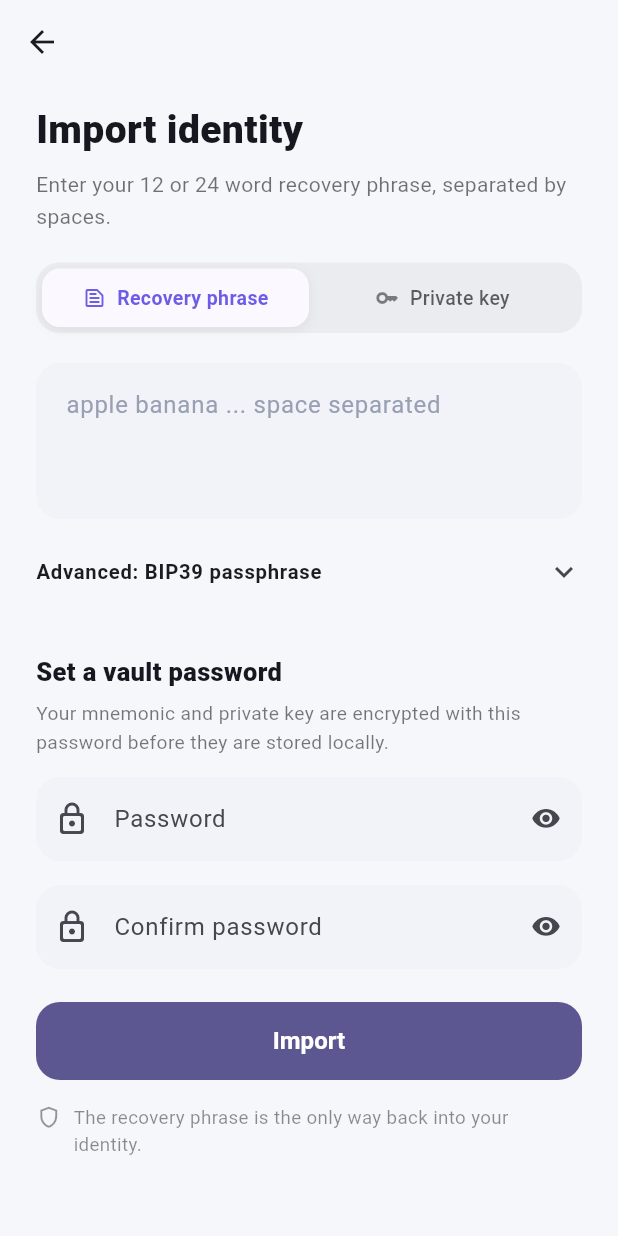
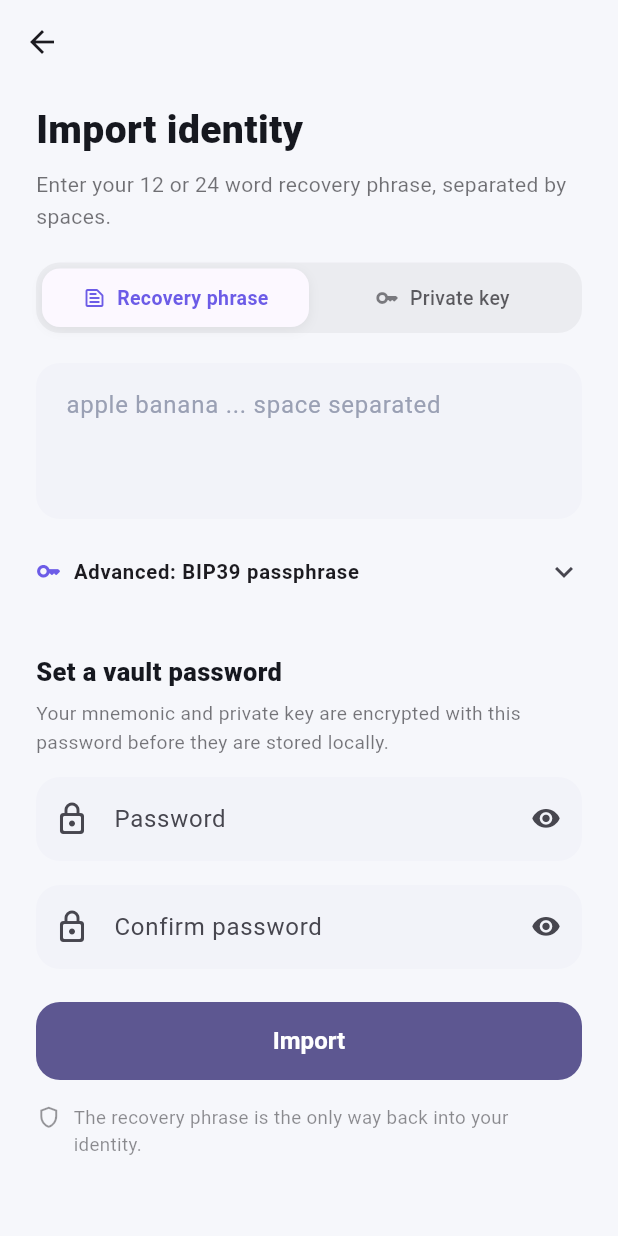
Before and after one commit to web6win/NexusChat, a Flutter app: the RestorePage screen opened by its route, on a phone screen of 412 x 824 dp. Run offline on Flutter 3.47's test engine with Material 3 defaults, Android fonts, the phone set to English and light mode, and no system bars; our stand-ins replace audioplayers, flutter_riverpod, go_router, hive_flutter, image_picker, qr_flutter; missing offline and left inert: bip32, bip39, cryptography, dart:html, mobile_scanner, record and 1 more; accounts and stored records are empty.

Commit message:
feat(onboarding): 增加助記詞步驟的短語一致性檢查功能 feat(security): 改進 BIP39 密碼短語輸入組的展開行為

```diff
--- a/lib/features/security/password_fields.dart
+++ b/lib/features/security/password_fields.dart
@@ -204,16 +204,19 @@ class _PasswordSetupFieldsState extends State<PasswordSetupFields> {
 
 /// BIP39 密碼短語（第 13 / 25 個詞）的輸入組。
 ///
-/// 預設收在展開面板裡：這是進階功能，多數人不需要，不該占用主流程的版面。
+/// 這是進階功能，多數人用不到，預設收起以免占住版面；標題（含鑰匙圖示）
+/// 仍然固定顯示，需要的時候點一下就展開。
+///
 /// 短語沒有「強度」可言（任何字串都合法），但**打錯不會有任何錯誤提示** ——
 /// 只會還原出另一個身份，所以一定要輸入兩次並顯示警告。
-class PassphraseFields extends StatelessWidget {
+class PassphraseFields extends StatefulWidget {
   const PassphraseFields({
     required this.controller,
     required this.confirmController,
     this.errorText,
     this.onPreview,
     this.previewAddress,
+    this.initiallyExpanded = false,
     super.key,
   });
 
@@ -227,15 +230,51 @@ class PassphraseFields extends StatelessWidget {
   /// 由「助記詞 + 目前短語」派生出的地址；還原時用它核對短語有沒有打錯。
   final String? previewAddress;
 
+  /// 是否預設展開。
+  final bool initiallyExpanded;
+
+  @override
+  State<PassphraseFields> createState() => _PassphraseFieldsState();
+}
+
+class _PassphraseFieldsState extends State<PassphraseFields> {
+  final ExpansionTileController _tile = ExpansionTileController();
+
+  @override
+  void didUpdateWidget(PassphraseFields oldWidget) {
+    super.didUpdateWidget(oldWidget);
+    // 錯誤藏在收起的面板裡就等於沒有提示 —— 出現錯誤時自動展開。
+    final appeared =
+        oldWidget.errorText == null && widget.errorText != null;
+    if (appeared) {
+      WidgetsBinding.instance.addPostFrameCallback((_) {
+        if (mounted) _tile.expand();
+      });
+    }
+  }
+
   @override
   Widget build(BuildContext context) {
     final s = context.s;
     final theme = Theme.of(context);
     return ExpansionTile(
+      controller: _tile,
       tilePadding: EdgeInsets.zero,
-      title: Text(
-        s.passphraseAdvanced,
-        style: const TextStyle(fontSize: 13.5, fontWeight: FontWeight.w700),
+      initiallyExpanded: widget.initiallyExpanded,
+      title: Row(
+        children: <Widget>[
+          Icon(Icons.key_rounded, size: 17, color: AppColors.brand),
+          const SizedBox(width: 8),
+          Expanded(
+            child: Text(
+              s.passphraseAdvanced,
+              style: const TextStyle(
+                fontSize: 13.5,
+                fontWeight: FontWeight.w700,
+              ),
+            ),
+          ),
+        ],
       ),
       children: <Widget>[
         const SizedBox(height: 4),
@@ -249,19 +288,19 @@ class PassphraseFields extends StatelessWidget {
         ),
         const SizedBox(height: 14),
         PasswordInput(
-          controller: controller,
+          controller: widget.controller,
           label: s.passphraseLabel,
           hintText: s.passphraseHint,
-          onChanged: onPreview,
+          onChanged: widget.onPreview,
         ),
         const SizedBox(height: 14),
         PasswordInput(
-          controller: confirmController,
+          controller: widget.confirmController,
           label: s.passphraseConfirmLabel,
           hintText: s.passphraseHint,
-          errorText: errorText,
+          errorText: widget.errorText,
         ),
-        if (previewAddress != null) ...<Widget>[
+        if (widget.previewAddress != null) ...<Widget>[
           const SizedBox(height: 12),
           Row(
             crossAxisAlignment: CrossAxisAlignment.start,
@@ -271,7 +310,7 @@ class PassphraseFields extends StatelessWidget {
               const SizedBox(width: 8),
               Expanded(
                 child: Text(
-                  previewAddress!,
+                  widget.previewAddress!,
                   style: const TextStyle(
                     fontSize: 12,
                     fontFamily: 'monospace',
```
Also changed, not shown: lib/features/onboarding/create_identity_page.dart (+53 -29 lines).
